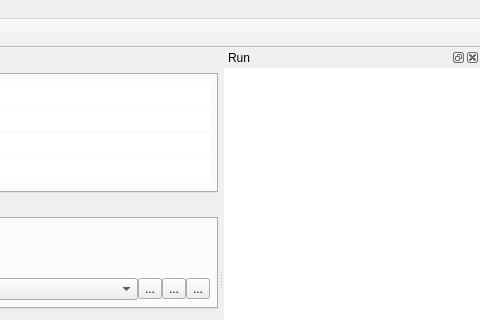
First picture: the form in src/ProfileEditor/profileeditor.ui, repository karakirimu/AutoBatchTools, before the edit; both pictures show x 544 to 1024 and y 0 to 320 of the 1024 by 768 pixel window.
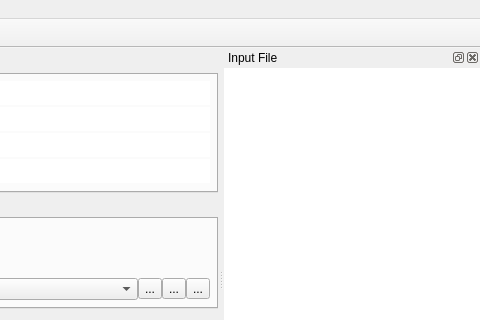
Second picture: the form after the edit. Icons and pictures are not drawn. Custom widgets are drawn as their Qt base class.

Commit message: [Update] Changed Title text and Menu text.

Diff of the .ui file:
```diff
--- a/src/ProfileEditor/profileeditor.ui
+++ b/src/ProfileEditor/profileeditor.ui
@@ -1665,7 +1665,7 @@
     <bool>true</bool>
    </property>
    <property name="windowTitle">
-    <string>Run</string>
+    <string>Input File</string>
    </property>
    <attribute name="dockWidgetArea">
     <number>2</number>
```
Left out of the diff: 4 changed lines with no effect on the pictures.
